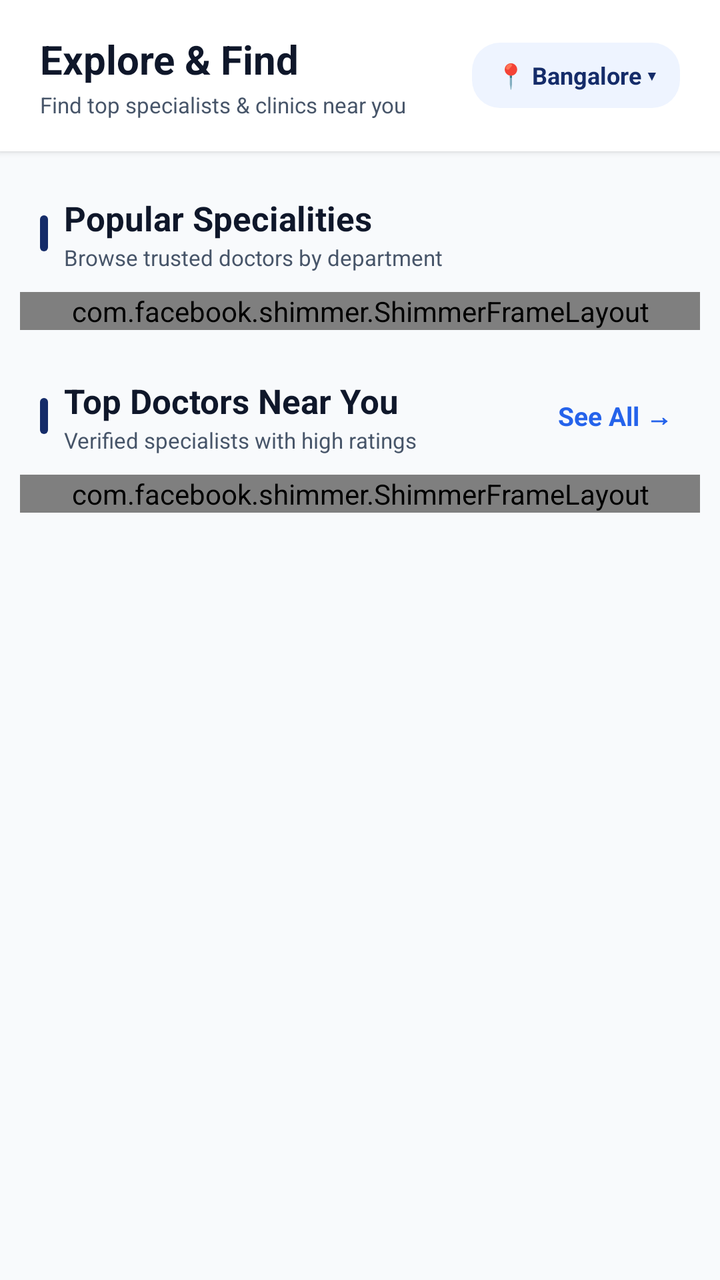
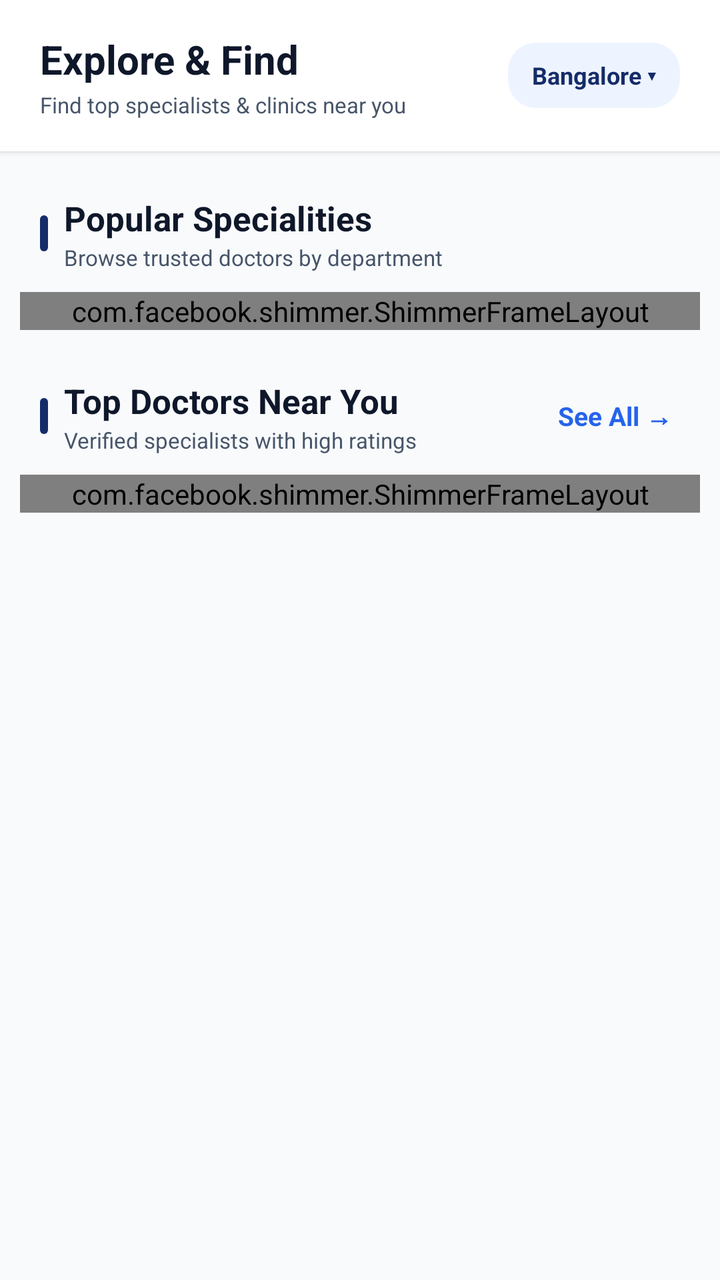

Before-and-after screenshots of an Android layout around one commit, followed by the original layout XML and the change that was made.
<!-- AndroidManifest.xml: application theme Theme.CareWell -->
<!-- res/layout/fragment_explore.xml -->
<?xml version="1.0" encoding="utf-8"?>
<ScrollView xmlns:android="http://schemas.android.com/apk/res/android"
    xmlns:app="http://schemas.android.com/apk/res-auto"
    android:layout_width="match_parent"
    android:layout_height="match_parent"
    android:background="@color/background_light"
    android:fillViewport="true"
    android:overScrollMode="never">

    <LinearLayout
        android:layout_width="match_parent"
        android:layout_height="wrap_content"
        android:orientation="vertical"
        android:paddingBottom="36dp">

        
        <com.google.android.material.card.MaterialCardView
            android:layout_width="match_parent"
            android:layout_height="wrap_content"
            app:cardBackgroundColor="@color/surface_white"
            app:cardCornerRadius="0dp"
            app:cardElevation="2dp"
            app:strokeWidth="0dp">

            <RelativeLayout
                android:layout_width="match_parent"
                android:layout_height="wrap_content"
                android:paddingHorizontal="20dp"
                android:paddingTop="16dp"
                android:paddingBottom="16dp">

                <LinearLayout
                    android:layout_width="wrap_content"
                    android:layout_height="wrap_content"
                    android:layout_alignParentStart="true"
                    android:layout_centerVertical="true"
                    android:orientation="vertical">

                    <TextView
                        android:id="@+id/tv_title"
                        android:layout_width="wrap_content"
                        android:layout_height="wrap_content"
                        android:text="Explore &amp; Find"
                        android:textColor="@color/text_primary"
                        android:textSize="20sp"
                        android:textStyle="bold" />

                    <TextView
                        android:layout_width="wrap_content"
                        android:layout_height="wrap_content"
                        android:layout_marginTop="2dp"
                        android:text="Find top specialists &amp; clinics near you"
                        android:textColor="@color/text_secondary"
                        android:textSize="11sp" />
                </LinearLayout>

                <TextView
                    android:id="@+id/tv_location_chip"
                    android:layout_width="wrap_content"
                    android:layout_height="wrap_content"
                    android:layout_alignParentEnd="true"
                    android:layout_centerVertical="true"
                    android:background="@drawable/bg_squircle_icon"
                    android:clickable="true"
                    android:focusable="true"
                    android:foreground="?attr/selectableItemBackgroundBorderless"
                    android:paddingHorizontal="12dp"
                    android:paddingVertical="8dp"
                    android:text="📍 Bangalore ▾"
                    android:textColor="@color/primary"
                    android:textSize="12sp"
                    android:textStyle="bold" />

            </RelativeLayout>
        </com.google.android.material.card.MaterialCardView>

        


        
        <RelativeLayout
            android:layout_width="match_parent"
            android:layout_height="wrap_content"
            android:layout_marginHorizontal="20dp"
            android:layout_marginTop="22dp">

            <LinearLayout
                android:layout_width="wrap_content"
                android:layout_height="wrap_content"
                android:layout_alignParentStart="true"
                android:layout_centerVertical="true"
                android:gravity="center_vertical"
                android:orientation="horizontal">

                <View
                    android:layout_width="4dp"
                    android:layout_height="18dp"
                    android:background="@drawable/bg_section_indicator" />

                <LinearLayout
                    android:layout_width="wrap_content"
                    android:layout_height="wrap_content"
                    android:layout_marginStart="8dp"
                    android:orientation="vertical">

                    <TextView
                        android:layout_width="wrap_content"
                        android:layout_height="wrap_content"
                        android:text="Popular Specialities"
                        android:textColor="@color/text_primary"
                        android:textSize="17sp"
                        android:textStyle="bold" />

                    <TextView
                        android:layout_width="wrap_content"
                        android:layout_height="wrap_content"
                        android:layout_marginTop="1dp"
                        android:text="Browse trusted doctors by department"
                        android:textColor="@color/text_secondary"
                        android:textSize="11sp" />
                </LinearLayout>

            </LinearLayout>

        </RelativeLayout>

        
        <com.facebook.shimmer.ShimmerFrameLayout
            android:id="@+id/shimmer_specialities"
            android:layout_width="match_parent"
            android:layout_height="wrap_content"
            android:layout_marginHorizontal="10dp"
            android:layout_marginTop="10dp"
            app:shimmer_auto_start="true">

            <LinearLayout
                android:layout_width="match_parent"
                android:layout_height="wrap_content"
                android:orientation="vertical">

                <LinearLayout
                    android:layout_width="match_parent"
                    android:layout_height="wrap_content"
                    android:orientation="horizontal">

                    <include
                        layout="@layout/shimmer_speciality_item"
                        android:layout_width="0dp"
                        android:layout_height="110dp"
                        android:layout_weight="1" />

                    <include
                        layout="@layout/shimmer_speciality_item"
                        android:layout_width="0dp"
                        android:layout_height="110dp"
                        android:layout_weight="1" />

                    <include
                        layout="@layout/shimmer_speciality_item"
                        android:layout_width="0dp"
                        android:layout_height="110dp"
                        android:layout_weight="1" />

                    <include
                        layout="@layout/shimmer_speciality_item"
                        android:layout_width="0dp"
                        android:layout_height="110dp"
                        android:layout_weight="1" />
                </LinearLayout>

                <LinearLayout
                    android:layout_width="match_parent"
                    android:layout_height="wrap_content"
                    android:orientation="horizontal">

                    <include
                        layout="@layout/shimmer_speciality_item"
                        android:layout_width="0dp"
                        android:layout_height="110dp"
                        android:layout_weight="1" />

                    <include
                        layout="@layout/shimmer_speciality_item"
                        android:layout_width="0dp"
                        android:layout_height="110dp"
                        android:layout_weight="1" />

                    <include
                        layout="@layout/shimmer_speciality_item"
                        android:layout_width="0dp"
                        android:layout_height="110dp"
                        android:layout_weight="1" />

                    <include
                        layout="@layout/shimmer_speciality_item"
                        android:layout_width="0dp"
                        android:layout_height="110dp"
                        android:layout_weight="1" />
                </LinearLayout>
            </LinearLayout>
        </com.facebook.shimmer.ShimmerFrameLayout>

        
        <androidx.recyclerview.widget.RecyclerView
            android:id="@+id/rv_specialities"
            android:layout_width="match_parent"
            android:layout_height="wrap_content"
            android:layout_marginHorizontal="10dp"
            android:layout_marginTop="10dp"
            android:clipToPadding="false"
            android:nestedScrollingEnabled="false"
            android:visibility="gone" />

        
        <RelativeLayout
            android:layout_width="match_parent"
            android:layout_height="wrap_content"
            android:layout_marginHorizontal="20dp"
            android:layout_marginTop="24dp">

            <LinearLayout
                android:layout_width="wrap_content"
                android:layout_height="wrap_content"
                android:layout_alignParentStart="true"
                android:layout_centerVertical="true"
                android:gravity="center_vertical"
                android:orientation="horizontal">

                <View
                    android:layout_width="4dp"
                    android:layout_height="18dp"
                    android:background="@drawable/bg_section_indicator" />

                <LinearLayout
                    android:layout_width="wrap_content"
                    android:layout_height="wrap_content"
                    android:layout_marginStart="8dp"
                    android:orientation="vertical">

                    <TextView
                        android:layout_width="wrap_content"
                        android:layout_height="wrap_content"
                        android:text="Top Doctors Near You"
                        android:textColor="@color/text_primary"
                        android:textSize="17sp"
                        android:textStyle="bold" />

                    <TextView
                        android:layout_width="wrap_content"
                        android:layout_height="wrap_content"
                        android:layout_marginTop="1dp"
                        android:text="Verified specialists with high ratings"
                        android:textColor="@color/text_secondary"
                        android:textSize="11sp" />
                </LinearLayout>

            </LinearLayout>

            <TextView
                android:id="@+id/tv_see_all_doctors"
                android:layout_width="wrap_content"
                android:layout_height="wrap_content"
                android:layout_alignParentEnd="true"
                android:layout_centerVertical="true"
                android:background="?attr/selectableItemBackgroundBorderless"
                android:clickable="true"
                android:focusable="true"
                android:padding="4dp"
                android:text="See All →"
                android:textColor="@color/secondary"
                android:textSize="13sp"
                android:textStyle="bold" />
        </RelativeLayout>

        
        <com.facebook.shimmer.ShimmerFrameLayout
            android:id="@+id/shimmer_top_doctors"
            android:layout_width="match_parent"
            android:layout_height="wrap_content"
            android:layout_marginHorizontal="10dp"
            android:layout_marginTop="10dp"
            app:shimmer_auto_start="true">

            <LinearLayout
                android:layout_width="match_parent"
                android:layout_height="wrap_content"
                android:orientation="vertical">

                <LinearLayout
                    android:layout_width="match_parent"
                    android:layout_height="wrap_content"
                    android:orientation="horizontal">

                    <include
                        layout="@layout/shimmer_doctor_preview"
                        android:layout_width="0dp"
                        android:layout_height="wrap_content"
                        android:layout_weight="1" />

                    <include
                        layout="@layout/shimmer_doctor_preview"
                        android:layout_width="0dp"
                        android:layout_height="wrap_content"
                        android:layout_weight="1" />
                </LinearLayout>

                <LinearLayout
                    android:layout_width="match_parent"
                    android:layout_height="wrap_content"
                    android:orientation="horizontal">

                    <include
                        layout="@layout/shimmer_doctor_preview"
                        android:layout_width="0dp"
                        android:layout_height="wrap_content"
                        android:layout_weight="1" />

                    <include
                        layout="@layout/shimmer_doctor_preview"
                        android:layout_width="0dp"
                        android:layout_height="wrap_content"
                        android:layout_weight="1" />
                </LinearLayout>
            </LinearLayout>
        </com.facebook.shimmer.ShimmerFrameLayout>

        
        <androidx.recyclerview.widget.RecyclerView
            android:id="@+id/rv_top_doctors"
            android:layout_width="match_parent"
            android:layout_height="wrap_content"
            android:layout_marginHorizontal="10dp"
            android:layout_marginTop="10dp"
            android:clipToPadding="false"
            android:nestedScrollingEnabled="false"
            android:visibility="gone" />

    </LinearLayout>

</ScrollView>
<!-- res/layout/shimmer_speciality_item.xml (included above) -->
<?xml version="1.0" encoding="utf-8"?>
<com.google.android.material.card.MaterialCardView xmlns:android="http://schemas.android.com/apk/res/android"
    xmlns:app="http://schemas.android.com/apk/res-auto"
    android:layout_width="92dp"
    android:layout_height="110dp"
    android:layout_margin="4dp"
    app:cardBackgroundColor="#E2E8F0"
    app:cardCornerRadius="16dp"
    app:cardElevation="0dp"
    app:strokeWidth="0dp">

    <View
        android:layout_width="match_parent"
        android:layout_height="match_parent"
        android:background="#E2E8F0" />

</com.google.android.material.card.MaterialCardView>
<!-- res/layout/shimmer_doctor_preview.xml (included above) -->
<?xml version="1.0" encoding="utf-8"?>
<com.google.android.material.card.MaterialCardView xmlns:android="http://schemas.android.com/apk/res/android"
    xmlns:app="http://schemas.android.com/apk/res-auto"
    android:layout_width="160dp"
    android:layout_height="wrap_content"
    android:layout_margin="5dp"
    app:cardBackgroundColor="@color/surface_white"
    app:cardCornerRadius="18dp"
    app:cardElevation="2dp"
    app:strokeColor="@color/card_stroke"
    app:strokeWidth="1dp">

    <LinearLayout
        android:layout_width="match_parent"
        android:layout_height="wrap_content"
        android:gravity="center_horizontal"
        android:orientation="vertical"
        android:padding="12dp">

        <View
            android:layout_width="68dp"
            android:layout_height="68dp"
            android:background="@drawable/bg_circle_avatar"
            android:backgroundTint="#CBD5E1" />

        <View
            android:layout_width="100dp"
            android:layout_height="12dp"
            android:layout_marginTop="10dp"
            android:background="#E2E8F0" />

        <View
            android:layout_width="70dp"
            android:layout_height="10dp"
            android:layout_marginTop="6dp"
            android:background="#E2E8F0" />

        <View
            android:layout_width="match_parent"
            android:layout_height="32dp"
            android:layout_marginTop="12dp"
            android:background="#CBD5E1" />

    </LinearLayout>

</com.google.android.material.card.MaterialCardView>
<!-- resources referenced by this layout -->
<resources>
  <color name="background_light">#F8FAFC</color>
  <color name="card_stroke">#E2E8F0</color>
  <color name="primary">#152C69</color>
  <color name="secondary">#2563EB</color>
  <color name="surface_white">#FFFFFF</color>
  <color name="text_primary">#0F172A</color>
  <color name="text_secondary">#475569</color>
  <!-- drawable bg_circle_avatar (drawable) -->
  <?xml version="1.0" encoding="utf-8"?>
  <shape xmlns:android="http://schemas.android.com/apk/res/android"
      android:shape="oval">
      <solid android:color="#E8EEFF" />
      <stroke
          android:width="2dp"
          android:color="#3B82F6" />
  </shape>
  <!-- drawable bg_section_indicator (drawable) -->
  <?xml version="1.0" encoding="utf-8"?>
  <shape xmlns:android="http://schemas.android.com/apk/res/android"
      android:shape="rectangle">
      <solid android:color="@color/primary" />
      <corners android:radius="2dp" />
  </shape>
  <!-- drawable bg_squircle_icon (drawable) -->
  <?xml version="1.0" encoding="utf-8"?>
  <shape xmlns:android="http://schemas.android.com/apk/res/android"
      android:shape="rectangle">
      <solid android:color="@color/primary_light" />
      <corners android:radius="14dp" />
  </shape>
  <style name="Theme.CareWell" parent="Base.Theme.CareWell" />
  <color name="primary_light">#EEF4FF</color>
  <style name="Base.Theme.CareWell" parent="Theme.Material3.Light.NoActionBar">
          <item name="colorPrimary">@color/primary</item>
          <item name="colorPrimaryVariant">@color/primary_dark</item>
          <item name="colorOnPrimary">@color/white</item>
          <item name="colorSecondary">@color/secondary</item>
          <item name="colorSecondaryVariant">@color/secondary</item>
          <item name="colorOnSecondary">@color/white</item>
          <item name="android:statusBarColor">@color/white</item>
          <item name="android:windowLightStatusBar">true</item>
          <item name="android:windowBackground">@color/background_light</item>
          <item name="colorSecondaryContainer">@color/primary_light</item>
          <item name="colorOnSecondaryContainer">@color/primary</item>
          <item name="android:navigationBarColor">@color/white</item>
          <item name="android:windowLightNavigationBar" tools:targetApi="o_mr1">true</item>
      </style>
  <color name="primary_dark">#0D1D47</color>
  <color name="white">#FFFFFF</color>
</resources>

<!-- the commit's change to res/layout/fragment_explore.xml (unified diff, before → after) -->
@@ -66,7 +66,7 @@
                     android:foreground="?attr/selectableItemBackgroundBorderless"
                     android:paddingHorizontal="12dp"
                     android:paddingVertical="8dp"
-                    android:text="📍 Bangalore ▾"
+                    android:text="Bangalore ▾"
                     android:textColor="@color/primary"
                     android:textSize="12sp"
                     android:textStyle="bold" />
@@ -145,27 +145,23 @@
 
                     <include
                         layout="@layout/shimmer_speciality_item"
-                        android:layout_width="0dp"
-                        android:layout_height="110dp"
-                        android:layout_weight="1" />
-
-                    <include
-                        layout="@layout/shimmer_speciality_item"
-                        android:layout_width="0dp"
-                        android:layout_height="110dp"
-                        android:layout_weight="1" />
-
-                    <include
-                        layout="@layout/shimmer_speciality_item"
-                        android:layout_width="0dp"
-                        android:layout_height="110dp"
-                        android:layout_weight="1" />
-
-                    <include
-                        layout="@layout/shimmer_speciality_item"
-                        android:layout_width="0dp"
-                        android:layout_height="110dp"
-                        android:layout_weight="1" />
+                        android:layout_width="88dp"
+                        android:layout_height="114dp" />
+
+                    <include
+                        layout="@layout/shimmer_speciality_item"
+                        android:layout_width="88dp"
+                        android:layout_height="114dp" />
+
+                    <include
+                        layout="@layout/shimmer_speciality_item"
+                        android:layout_width="88dp"
+                        android:layout_height="114dp" />
+
+                    <include
+                        layout="@layout/shimmer_speciality_item"
+                        android:layout_width="88dp"
+                        android:layout_height="114dp" />
                 </LinearLayout>
 
                 <LinearLayout
@@ -175,27 +171,23 @@
 
                     <include
                         layout="@layout/shimmer_speciality_item"
-                        android:layout_width="0dp"
-                        android:layout_height="110dp"
-                        android:layout_weight="1" />
-
-                    <include
-                        layout="@layout/shimmer_speciality_item"
-                        android:layout_width="0dp"
-                        android:layout_height="110dp"
-                        android:layout_weight="1" />
-
-                    <include
-                        layout="@layout/shimmer_speciality_item"
-                        android:layout_width="0dp"
-                        android:layout_height="110dp"
-                        android:layout_weight="1" />
-
-                    <include
-                        layout="@layout/shimmer_speciality_item"
-                        android:layout_width="0dp"
-                        android:layout_height="110dp"
-                        android:layout_weight="1" />
+                        android:layout_width="88dp"
+                        android:layout_height="114dp" />
+
+                    <include
+                        layout="@layout/shimmer_speciality_item"
+                        android:layout_width="88dp"
+                        android:layout_height="114dp" />
+
+                    <include
+                        layout="@layout/shimmer_speciality_item"
+                        android:layout_width="88dp"
+                        android:layout_height="114dp" />
+
+                    <include
+                        layout="@layout/shimmer_speciality_item"
+                        android:layout_width="88dp"
+                        android:layout_height="114dp" />
                 </LinearLayout>
             </LinearLayout>
         </com.facebook.shimmer.ShimmerFrameLayout>
@@ -208,6 +200,7 @@
             android:layout_marginHorizontal="10dp"
             android:layout_marginTop="10dp"
             android:clipToPadding="false"
+            android:orientation="horizontal"
             android:nestedScrollingEnabled="false"
             android:visibility="gone" />
 
@@ -284,43 +277,22 @@
             <LinearLayout
                 android:layout_width="match_parent"
                 android:layout_height="wrap_content"
-                android:orientation="vertical">
-
-                <LinearLayout
-                    android:layout_width="match_parent"
-                    android:layout_height="wrap_content"
-                    android:orientation="horizontal">
-
-                    <include
-                        layout="@layout/shimmer_doctor_preview"
-                        android:layout_width="0dp"
-                        android:layout_height="wrap_content"
-                        android:layout_weight="1" />
-
-                    <include
-                        layout="@layout/shimmer_doctor_preview"
-                        android:layout_width="0dp"
-                        android:layout_height="wrap_content"
-                        android:layout_weight="1" />
-                </LinearLayout>
-
-                <LinearLayout
-                    android:layout_width="match_parent"
-                    android:layout_height="wrap_content"
-                    android:orientation="horizontal">
-
-                    <include
-                        layout="@layout/shimmer_doctor_preview"
-                        android:layout_width="0dp"
-                        android:layout_height="wrap_content"
-                        android:layout_weight="1" />
-
-                    <include
-                        layout="@layout/shimmer_doctor_preview"
-                        android:layout_width="0dp"
-                        android:layout_height="wrap_content"
-                        android:layout_weight="1" />
-                </LinearLayout>
+                android:orientation="horizontal">
+
+                <include
+                    layout="@layout/shimmer_doctor_preview"
+                    android:layout_width="160dp"
+                    android:layout_height="wrap_content" />
+
+                <include
+                    layout="@layout/shimmer_doctor_preview"
+                    android:layout_width="160dp"
+                    android:layout_height="wrap_content" />
+
+                <include
+                    layout="@layout/shimmer_doctor_preview"
+                    android:layout_width="160dp"
+                    android:layout_height="wrap_content" />
             </LinearLayout>
         </com.facebook.shimmer.ShimmerFrameLayout>
 
@@ -332,6 +304,7 @@
             android:layout_marginHorizontal="10dp"
             android:layout_marginTop="10dp"
             android:clipToPadding="false"
+            android:orientation="horizontal"
             android:nestedScrollingEnabled="false"
             android:visibility="gone" />
 
